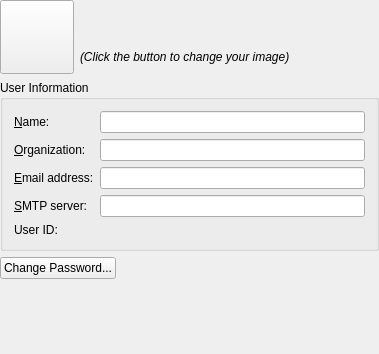
This is kdepasswd/kcm/main_widget.ui in KDE/konqueror as Qt 5 draws it before an edit. The edited form follows.
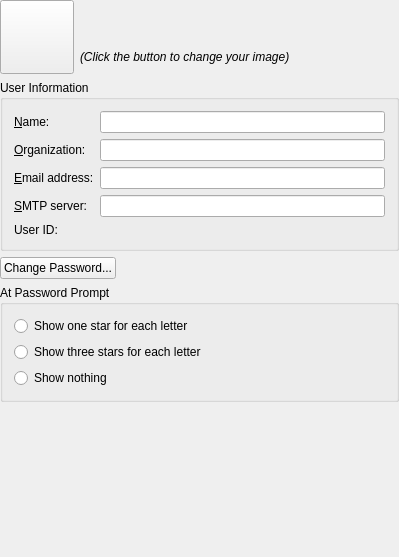
This is the edited form. Custom widgets are drawn as their Qt base class.

Commit message: Configuration for three stars per char password mode as in KDE 3. (mostly just merged back old rev and ported to Qt 3 free code)

The edit to the form file:
```diff
--- a/kdepasswd/kcm/main_widget.ui
+++ b/kdepasswd/kcm/main_widget.ui
@@ -6,21 +6,15 @@
    <rect>
     <x>0</x>
     <y>0</y>
-    <width>379</width>
-    <height>354</height>
+    <width>399</width>
+    <height>557</height>
    </rect>
   </property>
   <property name="windowTitle" >
    <string>KCMUserAccount</string>
   </property>
-  <layout class="QVBoxLayout" >
-   <property name="leftMargin" >
-    <number>0</number>
-   </property>
-   <property name="topMargin" >
-    <number>0</number>
-   </property>
-   <property name="rightMargin" >
+  <layout class="QVBoxLayout" name="verticalLayout" >
+   <property name="margin" >
     <number>0</number>
    </property>
    <item>
@@ -55,16 +49,7 @@
      </item>
      <item>
       <layout class="QVBoxLayout" >
-       <property name="leftMargin" >
-        <number>0</number>
-       </property>
-       <property name="topMargin" >
-        <number>0</number>
-       </property>
-       <property name="rightMargin" >
-        <number>0</number>
-       </property>
-       <property name="bottomMargin" >
+       <property name="margin" >
         <number>0</number>
        </property>
        <item>
@@ -213,7 +198,7 @@
     </widget>
    </item>
    <item>
-    <layout class="QHBoxLayout" >
+    <layout class="QHBoxLayout" name="horizontalLayout" >
      <item>
       <widget class="KPushButton" name="btnChangePassword" >
        <property name="text" >
@@ -229,16 +214,46 @@
        <property name="sizeType" >
         <enum>QSizePolicy::Expanding</enum>
        </property>
-       <property name="sizeHint" >
+       <property name="sizeHint" stdset="0" >
         <size>
-         <width>111</width>
-         <height>20</height>
+         <width>158</width>
+         <height>18</height>
         </size>
        </property>
       </spacer>
      </item>
     </layout>
    </item>
+   <item>
+    <widget class="KButtonGroup" name="kcfg_EchoMode" >
+     <property name="title" >
+      <string>At Password Prompt</string>
+     </property>
+     <layout class="QVBoxLayout" name="verticalLayout_2" >
+      <item>
+       <widget class="QRadioButton" name="rdbOneStar" >
+        <property name="text" >
+         <string>Show one star for each letter</string>
+        </property>
+       </widget>
+      </item>
+      <item>
+       <widget class="QRadioButton" name="rdbThreeStars" >
+        <property name="text" >
+         <string>Show three stars for each letter</string>
+        </property>
+       </widget>
+      </item>
+      <item>
+       <widget class="QRadioButton" name="rdbShowPassword" >
+        <property name="text" >
+         <string>Show nothing</string>
+        </property>
+       </widget>
+      </item>
+     </layout>
+    </widget>
+   </item>
    <item>
     <spacer>
      <property name="orientation" >
@@ -261,6 +276,12 @@
  <layoutfunction spacing="KDialog::spacingHint" margin="KDialog::marginHint" />
  <pixmapfunction>qPixmapFromMimeSource</pixmapfunction>
  <customwidgets>
+  <customwidget>
+   <class>KButtonGroup</class>
+   <extends>QGroupBox</extends>
+   <header>kbuttongroup.h</header>
+   <container>1</container>
+  </customwidget>
   <customwidget>
    <class>KLineEdit</class>
    <extends>QLineEdit</extends>
```
Left out of the diff: 2 changed lines with no effect on the pictures. The commit also changes 3 other files.
